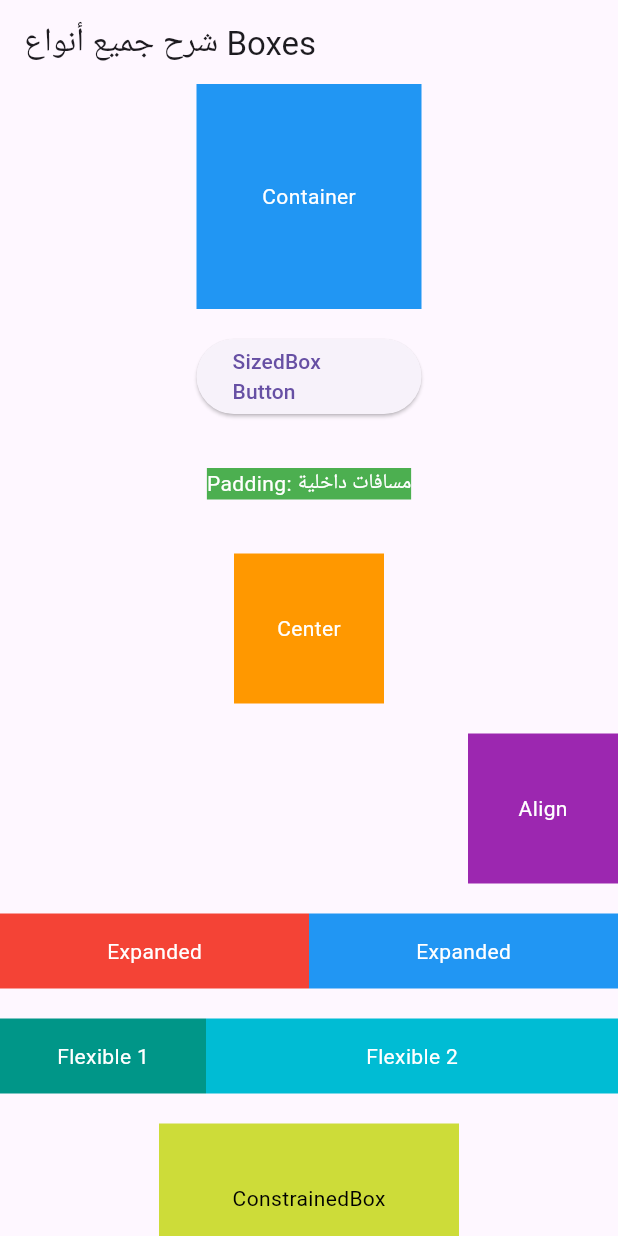
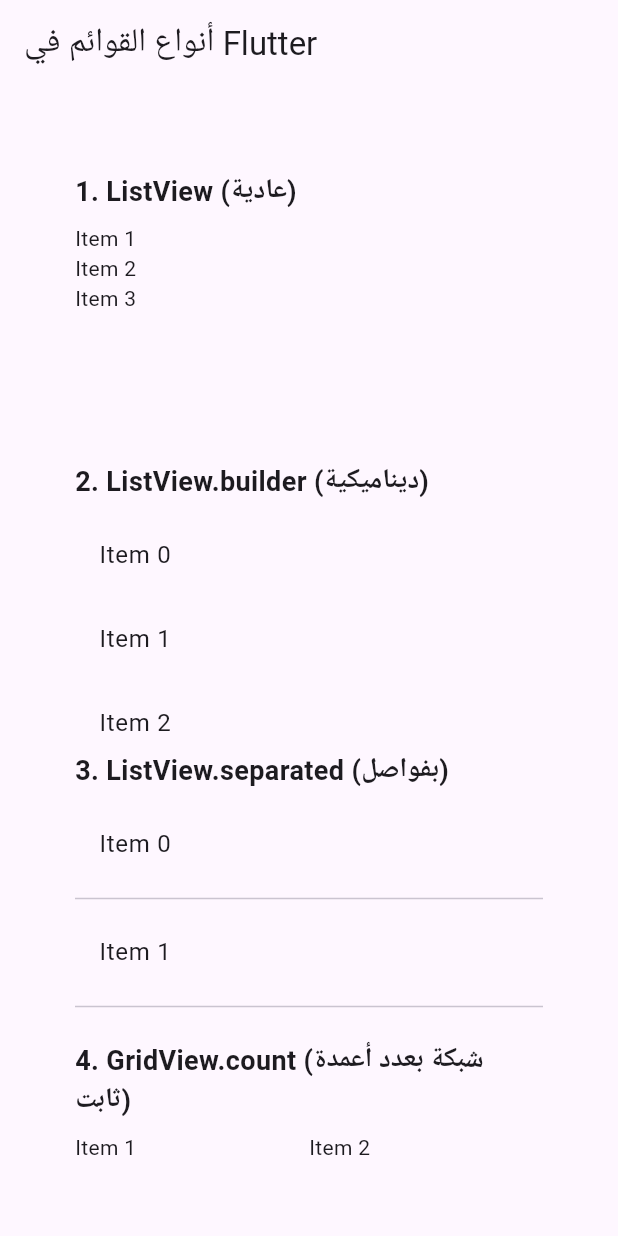
Before and after one commit to Shreen2211/flutter_challenge, a Flutter app: the screen it shows after launch, on a phone screen of 412 x 824 dp. Run offline on Flutter 3.47's test engine with Material 3 defaults, Android fonts, the phone set to English and light mode, and no system bars; our stand-ins replace go_router.

Commit message:
Day Six
Lists Type

```diff
--- /dev/null
+++ b/lib/day_six/lists_type.dart
@@ -0,0 +1,196 @@
+import 'package:flutter/material.dart';
+
+class ListsType extends StatelessWidget {
+  const ListsType({super.key});
+
+  @override
+  Widget build(BuildContext context) {
+    return MaterialApp(
+      home: Scaffold(
+        appBar: AppBar(
+          title: Text('أنواع القوائم في Flutter'),
+        ),
+        body: SingleChildScrollView( // للسماح بتمرير الصفحة بالكامل
+          child: Container(
+            margin: EdgeInsets.all(50),
+            child: Column(
+              crossAxisAlignment: CrossAxisAlignment.start,
+              children: [
+                // 1. ListView
+                sectionTitle('1. ListView (عادية)'),
+                SizedBox(
+                  height: 150, // تحديد ارتفاع القائمة
+                  child: ListView(
+                    children: [
+                      Text('Item 1'), // عنصر ثابت
+                      Text('Item 2'),
+                      Text('Item 3'),
+                    ],
+                  ),
+                ),
+
+                // 2. ListView.builder
+                sectionTitle('2. ListView.builder (ديناميكية)'),
+                SizedBox(
+                  height: 150,
+                  child: ListView.builder(
+                    itemCount: 5, // عدد العناصر
+                    itemBuilder: (context, index) {
+                      return ListTile(
+                        title: Text('Item $index'), // نص العنصر مع رقم الفهرس
+                      );
+                    },
+                  ),
+                ),
+
+                // 3. ListView.separated
+                sectionTitle('3. ListView.separated (بفواصل)'),
+                SizedBox(
+                  height: 150,
+                  child: ListView.separated(
+                    itemCount: 5,
+                    itemBuilder: (context, index) {
+                      return ListTile(
+                        title: Text('Item $index'),
+                      );
+                    },
+                    separatorBuilder: (context, index) {
+                      return Divider(); // الفاصل بين العناصر
+                    },
+                  ),
+                ),
+
+                // 4. GridView.count
+                sectionTitle('4. GridView.count (شبكة بعدد أعمدة ثابت)'),
+                SizedBox(
+                  height: 200,
+                  child: GridView.count(
+                    crossAxisCount: 2, // عدد الأعمدة
+                    children: [
+                      Text('Item 1'),
+                      Text('Item 2'),
+                      Text('Item 3'),
+                      Text('Item 4'),
+                    ],
+                  ),
+                ),
+
+                // 5. PageView
+                sectionTitle('5. PageView (عرض صفحات)'),
+                SizedBox(
+                  height: 200,
+                  child: PageView(
+                    children: [
+                      Container(color: Colors.red, child: Center(child: Text('Page 1'))),
+                      Container(color: Colors.green, child: Center(child: Text('Page 2'))),
+                      Container(color: Colors.blue, child: Center(child: Text('Page 3'))),
+                    ],
+                  ),
+                ),
+
+                // 6. DraggableScrollableSheet
+                sectionTitle('6. DraggableScrollableSheet (قائمة قابلة للسحب)'),
+                SizedBox(
+                  height: 200,
+                  child: DraggableScrollableSheet(
+                    initialChildSize: 0.3,
+                    minChildSize: 0.2,
+                    maxChildSize: 0.8,
+                    builder: (context, scrollController) {
+                      return ListView.builder(
+                        controller: scrollController, // للتحكم في التمرير
+                        itemCount: 10,
+                        itemBuilder: (context, index) {
+                          return ListTile(
+                            title: Text('Item $index'),
+                          );
+                        },
+                      );
+                    },
+                  ),
+                ),
+
+                // 7. ExpansionPanelList
+                sectionTitle('7. ExpansionPanelList (قائمة قابلة للفتح والإغلاق)'),
+                ExpansionPanelList(
+                  expansionCallback: (index, isExpanded) {
+                    // التحكم في توسيع العناصر
+                  },
+                  children: [
+                    ExpansionPanel(
+                      headerBuilder: (context, isExpanded) {
+                        return ListTile(title: Text('Panel 1'));
+                      },
+                      body: ListTile(title: Text('Content for Panel 1')),
+                      isExpanded: false, // العنصر مغلق افتراضيًا
+                    ),
+                    ExpansionPanel(
+                      headerBuilder: (context, isExpanded) {
+                        return ListTile(title: Text('Panel 2'));
+                      },
+                      body: ListTile(title: Text('Content for Panel 2')),
+                      isExpanded: true, // العنصر مفتوح افتراضيًا
+                    ),
+                  ],
+                ),
+
+                // 8. ListWheelScrollView
+                sectionTitle('8. ListWheelScrollView (عجلة تمرير)'),
+                SizedBox(
+                  height: 150,
+                  child: ListWheelScrollView(
+                    itemExtent: 50, // ارتفاع كل عنصر
+                    children: [
+                      Text('Item 1'),
+                      Text('Item 2'),
+                      Text('Item 3'),
+                    ],
+                  ),
+                ),
+              ],
+            ),
+          ),
+        ),
+      ),
+    );
+  }
+
+  // Widget لإنشاء عنوان لكل قسم
+  Widget sectionTitle(String title) {
+    return Padding(
+      padding: const EdgeInsets.symmetric(vertical: 8.0),
+      child: Text(
+        title,
+        style: TextStyle(fontSize: 18, fontWeight: FontWeight.bold),
+      ),
+    );
+  }
+}
+/*شرح الكود بالكامل
+
+SingleChildScrollView
+استخدمناها لتمكين تمرير جميع القوائم في الشاشة بالكامل، لأنها تحتوي على أعمدة كثيرة.
+
+ListView
+قائمة عادية تعرض العناصر مباشرة (لما العناصر محدودة).
+
+ListView.builder
+لإنشاء قائمة طويلة بشكل ديناميكي بناءً على عدد معين من العناصر.
+
+ListView.separated
+نفس فكرة ListView.builder لكن بإضافة فواصل (Dividers) بين العناصر.
+
+GridView.count
+تُستخدم لعرض شبكة (Grid) بعرض ثابت للأعمدة.
+
+PageView
+لعرض صفحات يمكن التمرير بينها أفقيًا (مثل السلايدرز).
+
+DraggableScrollableSheet
+لإنشاء قائمة يمكن سحبها وتكبيرها أو تصغيرها.
+
+ExpansionPanelList
+قوائم تقدر تفتح وتغلق لإظهار تفاصيل إضافية.
+
+ListWheelScrollView
+قائمة بشكل عجلة، تتيح للمستخدم اختيار عنصر معين.*/
--- a/lib/main.dart
+++ b/lib/main.dart
@@ -6,6 +6,7 @@
 import 'day_four/imperative_navigation.dart';
 import 'day_one/login_screen.dart';
 import 'day_one/text_form_field.dart';
+import 'day_six/lists_type.dart';
 import 'day_three/provider_example.dart';
 import 'day_three/provider_example_two.dart';
 import 'day_three/statemangment.dart';
@@ -13,7 +14,7 @@
 
 void main() {
   runApp(
-    BoxesType(),
+    ListsType(),
     /*MaterialApp(
       debugShowCheckedModeBanner: false,
       home: Scaffold(body: SafeArea(child: const NavigationLearn())),
```
